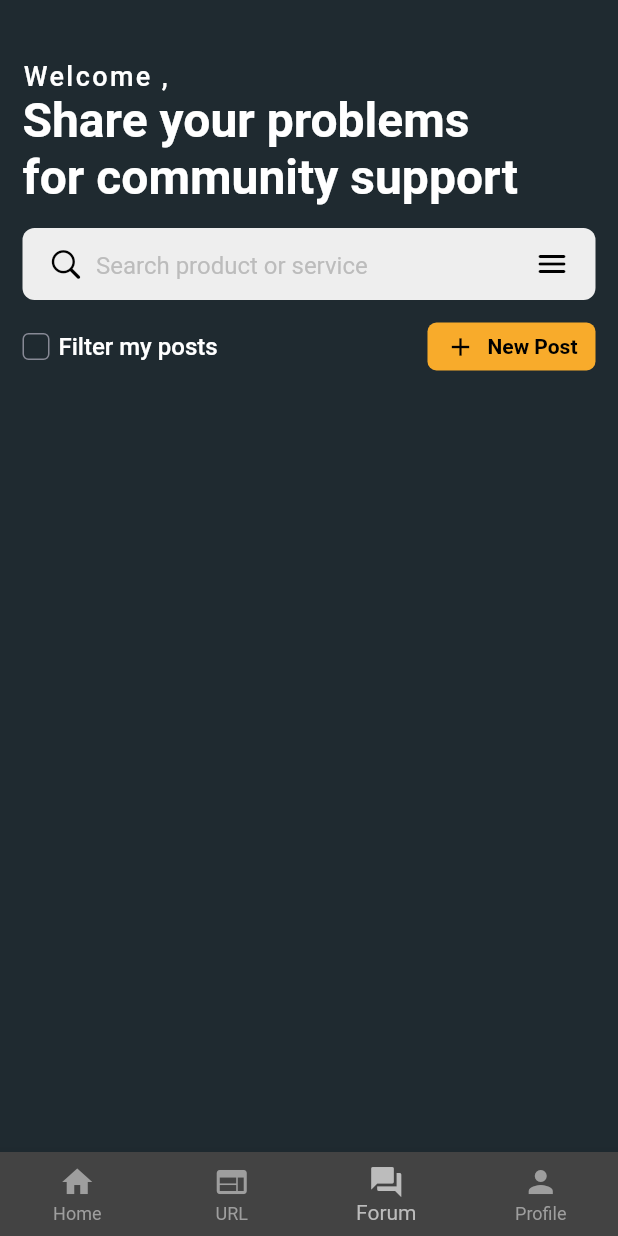
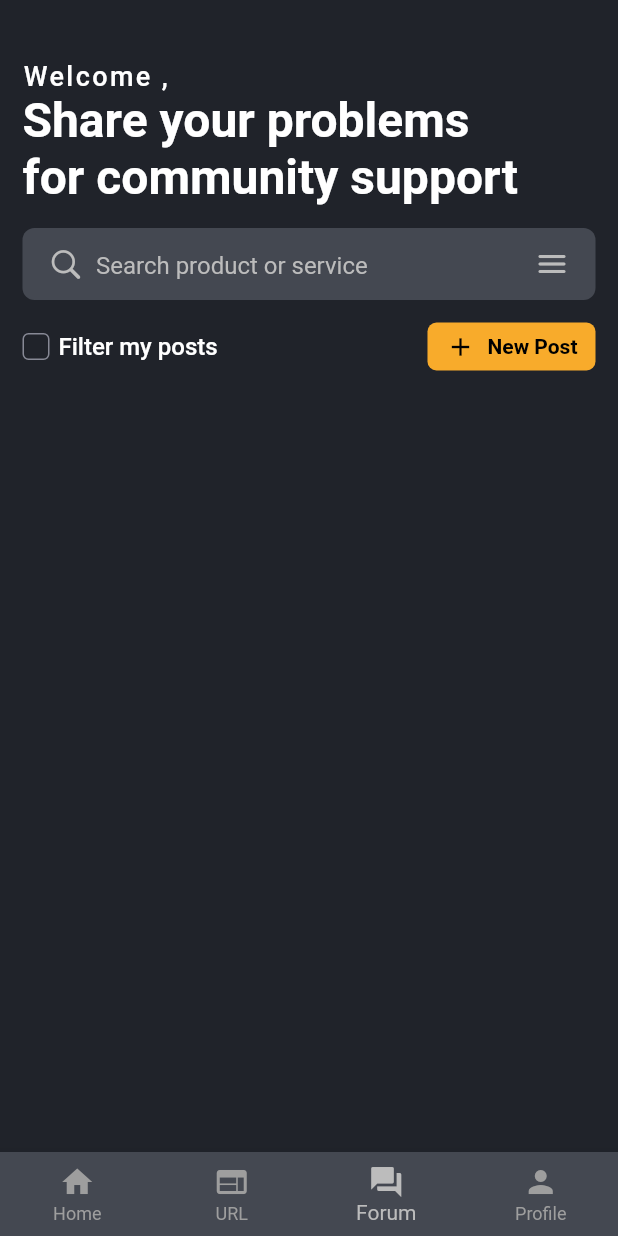
Before and after one commit to desh610/Helpifly, a Flutter app: the screen it shows once a user with an empty profile is signed in, item 3 of the bottom bar chosen, on a phone screen of 412 x 824 dp. Run offline on Flutter 3.47's test engine with Material 2 defaults, Android fonts, the light colour scheme and no system bars; our stand-ins replace another_flushbar, cloud_firestore, firebase_auth, firebase_core, firebase_storage, flutter_bloc and 5 more; accounts and stored records are empty; network calls fail.

Commit message:
Theme Update

```diff
--- a/lib/constants/colors.dart
+++ b/lib/constants/colors.dart
@@ -1,7 +1,8 @@
 import 'package:flutter/material.dart';
 
 // const primaryColor = Color(0xFF4e5050);
-const primaryColor = Color(0xFF1F2A30);
+// const primaryColor = Color(0xFF0e121a);
+const primaryColor = Color(0xFF20232a);
 const secondaryColor = Color(0xFFf8ab2b);
 // const secondaryColor = Color(0xFFee8b0c);
 // const secondaryColor = Color(0xFFF8B300);
@@ -11,7 +12,9 @@ const lightYellow = Color(0xFFF1DB86);
 const grayColor = Color(0xFFBCBCBC);
 const lightGrayColor = Color(0xFFF5F5F5);
 const cardGrayColor = Color(0xFF878995);
-const cardColor = Color(0xFF3A3B40);
-const inCardColor = Color(0xFF434343);
+// const cardColor = Color(0xFF2c3240);
+const cardColor = Color(0xFF2b2f38);
+const inCardColor = Color(0xFF444851);
 const green = Color(0xFF24DE53);
 const red = Color(0xFFFF3B30);
+const s = Color(0xFF696b74);
--- a/lib/widgets/custom_searchbar.dart
+++ b/lib/widgets/custom_searchbar.dart
@@ -17,7 +17,7 @@ class CustomSearchBar extends StatelessWidget {
     return Container(
       height: 48.0,
       decoration: BoxDecoration(
-        color: Colors.grey[200], // Light gray background color
+        color: inCardColor, // Light gray background color
         borderRadius: BorderRadius.circular(8.0), // Border radius of 8.0
         border: Border.all(
           color: Colors.transparent, // Light gray border color
@@ -27,7 +27,7 @@ class CustomSearchBar extends StatelessWidget {
       padding: EdgeInsets.symmetric(horizontal: 16.0),
       child: Row(
         children: [
-          Icon(CupertinoIcons.search, color: Colors.black), // Left side search icon
+          Icon(CupertinoIcons.search, color: grayColor), // Left side search icon
           SizedBox(width: 8.0), // Add some spacing between the icon and the text field
           Expanded(
             child: TextField(
@@ -45,7 +45,7 @@ class CustomSearchBar extends StatelessWidget {
               // Handle the tap event for the list icon
               print('List icon tapped');
             },
-            child: Icon(Icons.menu_rounded, color: Colors.black), // Right side list icon
+            child: Icon(Icons.menu_rounded, color: grayColor), // Right side list icon
           ),
         ],
       ),
```
